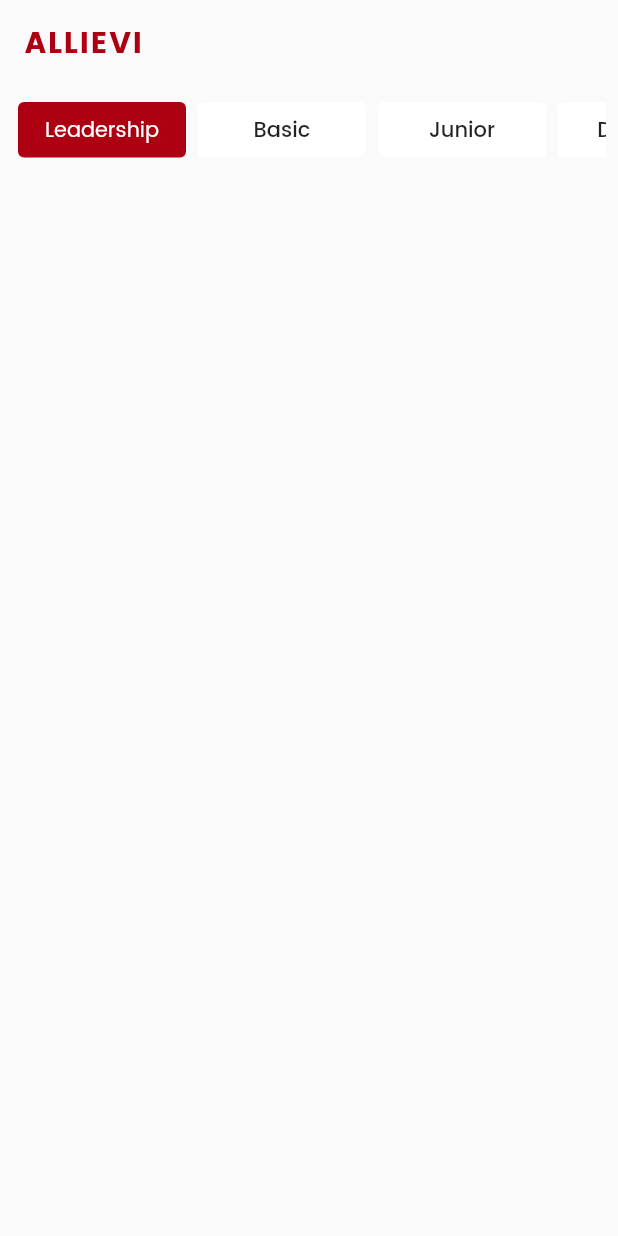
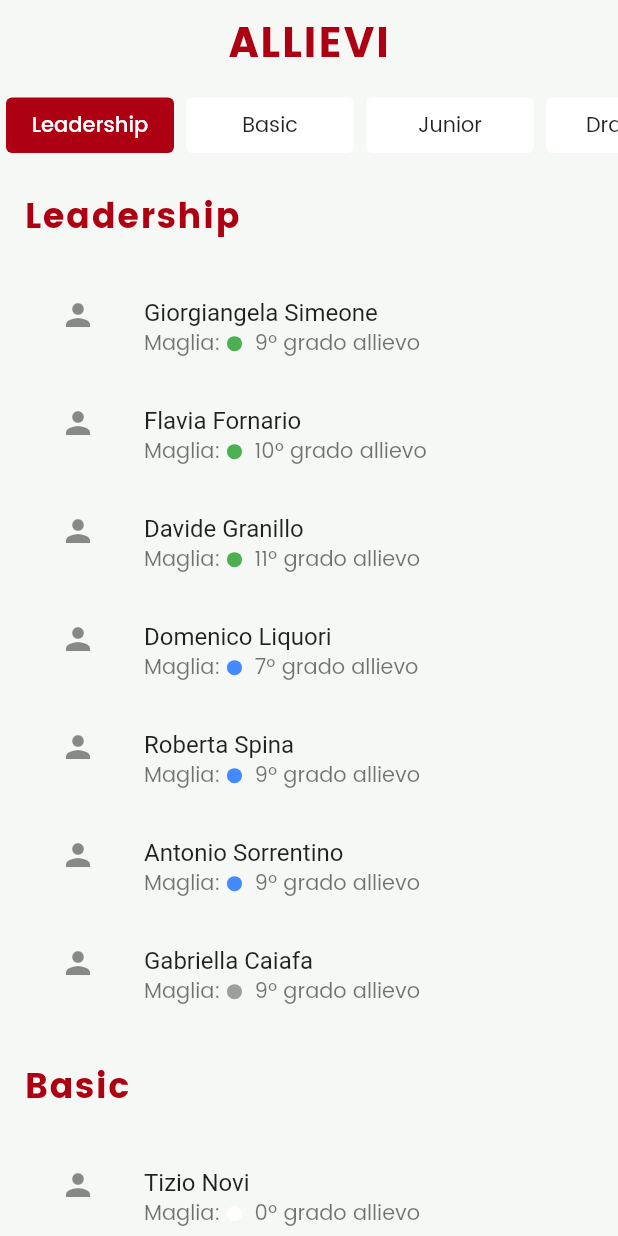
Before and after one commit to Bad-Mother-Fucker/AWTKA, a Flutter app: the screen it shows after launch, on a phone screen of 412 x 824 dp. Run offline on Flutter 3.47's test engine with Material 2 defaults, Android fonts, the phone set to English and light mode, and no system bars; drawn by our look-alikes of sticky_headers.

Commit message:
Scroll view sticky headers ok

```diff
--- /dev/null
+++ b/lib/Boundary/AllievoTIle.dart
@@ -0,0 +1,38 @@
+
+import 'package:flutter/material.dart';
+
+import '../Entity/Allievo.dart';
+
+class AllievoTile extends StatelessWidget {
+  Allievo allievo;
+
+  AllievoTile(this.allievo,{Key? key}) : super(key: key);
+
+
+  @override
+  Widget build(BuildContext context) {
+    return ListTile(
+      leading: const Icon(Icons.person),
+      title: Text("${allievo.nome} ${allievo.cognome}"),
+      subtitle: Row(
+        children: [
+          const Text('Maglia: '),
+          colorCircle(allievo.maglia!),
+          Text("  ${allievo.grado ?? 0}º grado allievo")
+        ],
+      ),
+    );
+  }
+
+  Widget colorCircle(Color c){
+    return Container(
+      width: 10,
+      height: 10,
+      decoration: BoxDecoration(
+        color: c,
+        shape: BoxShape.circle,
+      ),
+    );
+  }
+
+}
--- a/lib/Boundary/MainListView.dart
+++ b/lib/Boundary/MainListView.dart
@@ -1,9 +1,14 @@
+
+import 'package:awtka/Boundary/AllievoTIle.dart';
 import 'package:awtka/Entity/Accademia.dart';
 import 'package:flutter/cupertino.dart';
 import 'package:flutter/material.dart';
+import 'package:provider/provider.dart';
+import 'package:sticky_headers/sticky_headers.dart';
 import '../Entity/Allievo.dart';
 import '../Entity/Classi.dart';
 import '../Helpers.dart';
+
 
 
 
@@ -22,56 +27,79 @@ class MainListViewState extends State<MainListView> {
   @override
   Widget build(BuildContext context) {
     return Scaffold(
-      backgroundColor: CustomColors.backgroundWhite,
-      body: Padding(
-        padding: const EdgeInsets.all(8.0),
-        child: CustomScrollView(
-          slivers: [
-            //Todo: Pin segmented control sliver
-            /*SliverPersistentHeader(
-                //pinned: true,
-                delegate: Delegate()
-            ),*/
-            SliverToBoxAdapter(
-              child: SegmentedControl(),
-            ),
-          ],
-        ),
+      backgroundColor: CustomColors.whiteAppBar,
+      appBar:  AppBar(
+          elevation: 1,
+          backgroundColor: CustomColors.whiteAppBar,
+          title: Center(
+            child:  Text("ALLIEVI", style: Theme.of(context).textTheme.headline5),
+          ),
+          bottom: SegmentedControl()
       ),
+
+     body:  Padding(
+       padding: const EdgeInsets.symmetric(horizontal: 8.0),
+       child: ListView.builder(
+         // physics: BouncingScrollPhysics(),
+
+           padding: EdgeInsets.all(8),
+           itemCount: 5,
+           shrinkWrap: true,
+           itemBuilder: (context, index) => StickyHeaderBuilder(
+             //overlapHeaders: true,
+             builder: (BuildContext context, double stuckAmount) {
+               stuckAmount = 1 - stuckAmount.clamp(0, 1);
+               return Container(
+                 width: double.infinity,
+                 color: CustomColors.whiteAppBar,
+                 height: 60,
+                 child:  Column(
+                   mainAxisAlignment: MainAxisAlignment.center,
+                   crossAxisAlignment: CrossAxisAlignment.start,
+                   children: [
+                     Text(Classi.classi[index], style: Theme.of(context).textTheme.headline6),
+                   ],
+                 ),
+               );
+             },
+             content:Consumer<Accademia>(
+               builder: (context, accademia, child) {
+                 return Padding(
+                   padding: const EdgeInsets.all(8.0),
+                   child: ListView(
+                     shrinkWrap: true,
+                     physics: const NeverScrollableScrollPhysics(),
+                     children:  [
+                       for (var allievo in accademia.allievi[Classi.classi[index]]!)
+                         AllievoTile(allievo)
+                     ],
+                   ),
+                 );
+               }
+
+             ),
+           )
+       ),
+     ),
+
     );
+
   }
 
 }
 
 
-class Delegate extends SliverPersistentHeaderDelegate  {
-  Delegate();
 
-  @override
-  Widget build(BuildContext context, double shrinkOffset,
-      bool overlapsContent) {
-    return SegmentedControl();
-  }
-
-  @override
-  double get maxExtent => 150;
-
-  @override
-  double get minExtent => 60;
-
-  @override
-  bool shouldRebuild(SliverPersistentHeaderDelegate oldDelegate) {
-    return true;
-  }
-}
-
-class SegmentedControl extends StatefulWidget {
+class SegmentedControl extends StatefulWidget with PreferredSizeWidget {
 
   int selectedIndex = 0;
   @override
   State<StatefulWidget> createState() {
      return SegmentedControlState();
   }
+
+  @override
+  Size get preferredSize => const Size.fromHeight(50);
 
 }
 
@@ -98,7 +126,7 @@ class SegmentedControlState extends State<SegmentedControl> {
                     width: 120,
                     child: Card (
                       color: selected ? CustomColors.mainRed: Colors.white,
-                      child: Center(child: Text(Classi.classi[index], style: selected? Theme.of(context).textTheme.bodyText2:Theme.of(context).textTheme.bodyText1 )),
+                      child: Center(child: Text(Classi.classi[index], style: selected? Theme.of(context).textTheme.bodyText1:Theme.of(context).textTheme.bodyText2 )),
                     ),
                   ),
                 )
@@ -157,7 +185,7 @@ class ListClassHeaderState extends State<ListClassHeader> {
     return SizedBox(
       height: 50.0,
       child: Center(
-        child: Text(widget.title);
+        child: Text(widget.title)
       ),
     );
   }
--- a/lib/Entity/Accademia.dart
+++ b/lib/Entity/Accademia.dart
@@ -1,8 +1,9 @@
 
 import 'package:awtka/Entity/Allievo.dart';
+import 'package:flutter/material.dart';
 import 'Classi.dart';
 
-class Accademia {
+class Accademia extends ChangeNotifier{
   static final Accademia _singleton = Accademia._internal();
 
   factory Accademia() {
@@ -14,18 +15,16 @@ class Accademia {
 
   Map<String, List<Allievo>> allievi = {
     Classi.leadership: [
-      Allievo("Francesco", "Novi", "indirizzo", DateTime(1), "email", "telefono", "codice_fiscale"),
-      Allievo("Francesco", "Novi", "indirizzo", DateTime(1), "email", "telefono", "codice_fiscale"),
-      Allievo("Francesco", "Novi", "indirizzo", DateTime(1), "email", "telefono", "codice_fiscale"),
-      Allievo("Francesco", "Novi", "indirizzo", DateTime(1), "email", "telefono", "codice_fiscale"),
-      Allievo("Francesco", "Novi", "indirizzo", DateTime(1), "email", "telefono", "codice_fiscale"),
-      Allievo("Francesco", "Novi", "indirizzo", DateTime(1), "email", "telefono", "codice_fiscale"),
-      Allievo("Francesco", "Novi", "indirizzo", DateTime(1), "email", "telefono", "codice_fiscale"),
-      Allievo("Francesco", "Novi", "indirizzo", DateTime(1), "email", "telefono", "codice_fiscale"),
-      Allievo("Francesco", "Novi", "indirizzo", DateTime(1), "email", "telefono", "codice_fiscale"),
+      Allievo("Giorgiangela", "Simeone", "indirizzo", DateTime(1), "email", "telefono", "codice_fiscale", grado: 9, maglia: Maglie.verde),
+      Allievo("Flavia", "Fornario", "indirizzo", DateTime(1), "email", "telefono", "codice_fiscale", grado: 10, maglia: Maglie.verde),
+      Allievo("Davide", "Granillo", "indirizzo", DateTime(1), "email", "telefono", "codice_fiscale", grado: 11, maglia: Maglie.verde),
+      Allievo("Domenico", "Liquori", "indirizzo", DateTime(1), "email", "telefono", "codice_fiscale", grado: 7, maglia: Maglie.blu),
+      Allievo("Roberta", "Spina", "indirizzo", DateTime(1), "email", "telefono", "codice_fiscale", grado: 9, maglia: Maglie.blu),
+      Allievo("Antonio", "Sorrentino", "indirizzo", DateTime(1), "email", "telefono", "codice_fiscale", grado: 9, maglia: Maglie.blu),
+      Allievo("Gabriella", "Caiafa", "indirizzo", DateTime(1), "email", "telefono", "codice_fiscale", grado: 9, maglia: Maglie.grigia),
     ],
     Classi.basic: [
-      Allievo("Francesco", "Novi", "indirizzo", DateTime(1), "email", "telefono", "codice_fiscale"),
+      Allievo("Tizio", "Novi", "indirizzo", DateTime(1), "email", "telefono", "codice_fiscale"),
       Allievo("Francesco", "Novi", "indirizzo", DateTime(1), "email", "telefono", "codice_fiscale"),
       Allievo("Francesco", "Novi", "indirizzo", DateTime(1), "email", "telefono", "codice_fiscale"),
       Allievo("Francesco", "Novi", "indirizzo", DateTime(1), "email", "telefono", "codice_fiscale"),
--- a/lib/Entity/Allievo.dart
+++ b/lib/Entity/Allievo.dart
@@ -1,5 +1,7 @@
 import 'dart:core';
+import 'dart:ui';
 import 'package:awtka/Entity/Lezioneintro.dart';
+import 'package:flutter/material.dart';
 import 'Contratto.dart';
 import 'Esame.dart';
 import 'Partecipazione.dart';
@@ -15,14 +17,14 @@ class Allievo {
   String? telefono;
   String? codice_fiscale;
   int? grado;
-  Maglie? maglia;
+  Color? maglia;
   List<Esame>? esami;
   List<Partecipazione>? partecipazioni;
   Certificato? certificato;
   List<Contratto>? contratti;
   Uri? photo;
   LezioneIntro? lezioneIntro;
-  String? provenienza;
+  String? provenienzaContatto;
   @override
   int get hashCode => codice_fiscale.hashCode;
 
@@ -36,7 +38,7 @@ class Allievo {
       this.codice_fiscale,
       {
       this.id,
-      this.grado,
+      this.grado = 0,
       this.esami,
       this.maglia = Maglie.bianca,
       this.partecipazioni,
@@ -64,7 +66,7 @@ class Allievo {
             'certificato: $certificato, '
             'contratti: $contratti'
             'lezione introduttiva; $lezioneIntro'
-            'provenienza contatto: $provenienza'
+            'provenienza contatto: $provenienzaContatto'
             '}';
       }
 
@@ -80,13 +82,13 @@ class Allievo {
 
 
 
-enum Maglie{
-  bianca,
-  grigia,
-  verde,
-  blu,
-  marrone,
-  nera
+class Maglie{
+  static const Color bianca = Colors.white;
+  static const Color grigia = Colors.grey;
+  static const Color verde = Colors.green;
+  static const Color blu = Colors.blueAccent;
+  static const Color marrone = Colors.brown;
+  static const Color nera = Colors.black;
 }
 
 enum Cinture {
--- a/lib/Helpers.dart
+++ b/lib/Helpers.dart
@@ -19,6 +19,8 @@ class CustomColors{
         900:Color.fromRGBO(246,248,245, 1),
       });
 
+  static const Color whiteAppBar = Color.fromRGBO(246,248,245, 1);
+
   static const Color mainRed = Color.fromRGBO(173,0,19, 1);
 }
 
--- a/lib/main.dart
+++ b/lib/main.dart
@@ -1,10 +1,21 @@
 import 'package:awtka/Boundary/MainListView.dart';
 import 'package:awtka/Helpers.dart';
 import 'package:flutter/material.dart';
+import 'package:flutter/rendering.dart';
+import 'package:provider/provider.dart';
+import 'package:sticky_headers/sticky_headers.dart';
 
+import 'Entity/Accademia.dart';
 void main() {
-  runApp(const MyApp());
+  runApp(
+       ChangeNotifierProvider(
+           create: (context) => Accademia(),
+            child: const MyApp(),
+       )
+  );
 }
+
+
 
 class MyApp extends StatelessWidget {
   const MyApp({Key? key}) : super(key: key);
@@ -26,12 +37,13 @@ class MyApp extends StatelessWidget {
         // is not restarted.
         primarySwatch: CustomColors.backgroundWhite,
         shadowColor: Colors.transparent,
-        appBarTheme: AppBarTheme(shadowColor: Colors.transparent),
+        appBarTheme: const AppBarTheme(shadowColor: Colors.transparent, color: CustomColors.backgroundWhite),
         textTheme: const TextTheme(
           headline1: TextStyle(fontSize: 72.0, fontWeight: FontWeight.bold, fontFamily: "Poppins"),
-          headline6: TextStyle(fontSize: 20.0, fontWeight: FontWeight.bold, color: CustomColors.mainRed, fontFamily: 'Poppins', letterSpacing: 1),
-          bodyText1: TextStyle(fontSize: 14.0, fontFamily: 'Poppins'),
-          bodyText2: TextStyle(fontSize: 14.0, fontFamily: 'Poppins', color: Colors.white),
+          headline5: TextStyle(fontSize: 28.0, fontWeight: FontWeight.bold, color: CustomColors.mainRed, fontFamily: 'Poppins', letterSpacing: 1),
+          headline6: TextStyle(fontSize: 23.0, fontWeight: FontWeight.bold, color: CustomColors.mainRed, fontFamily: 'Poppins', letterSpacing: 1),
+          bodyText2: TextStyle(fontSize: 14.0, fontFamily: 'Poppins'),
+          bodyText1: TextStyle(fontSize: 14.0, fontFamily: 'Poppins', color: Colors.white),
         ),
       ),
       home: const MyHomePage(title: 'ALLIEVI'),
@@ -81,12 +93,7 @@ class _MyHomePageState extends State<MyHomePage> {
     // The Flutter framework has been optimized to make rerunning build methods
     // fast, so that you can just rebuild anything that needs updating rather
     // than having to individually change instances of widgets.
-    return Scaffold(
-      appBar: AppBar(
-        // Here we take the value from the MyHomePage object that was created by
-        // the App.build method, and use it to set our appbar title.
-        title: Text(widget.title, style: Theme.of(context).textTheme.headline6),
-      ),
+    return const Scaffold(
       body: MainListView()
     );
   }
--- a/pubspec.yaml
+++ b/pubspec.yaml
@@ -36,6 +36,8 @@ dependencies:
   # Use with the CupertinoIcons class for iOS style icons.
   cupertino_icons: ^1.0.2
   sticky_headers: ^0.3.0+2
+  sliver_tools: ^0.2.7
+  provider: ^6.0.3
 
 dev_dependencies:
   flutter_test:
```
Also changed, not shown: pubspec.lock.
